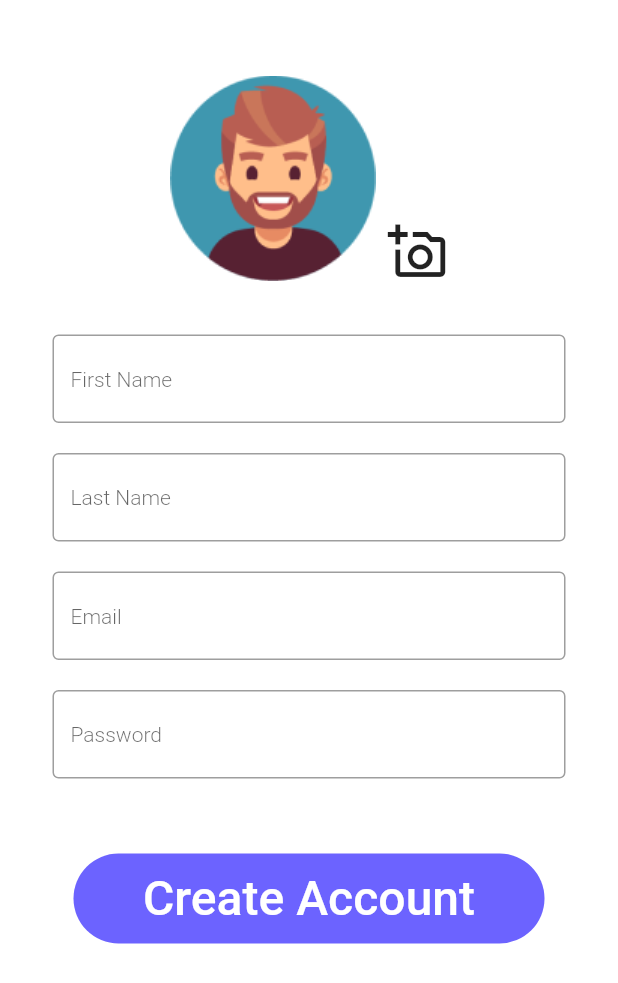
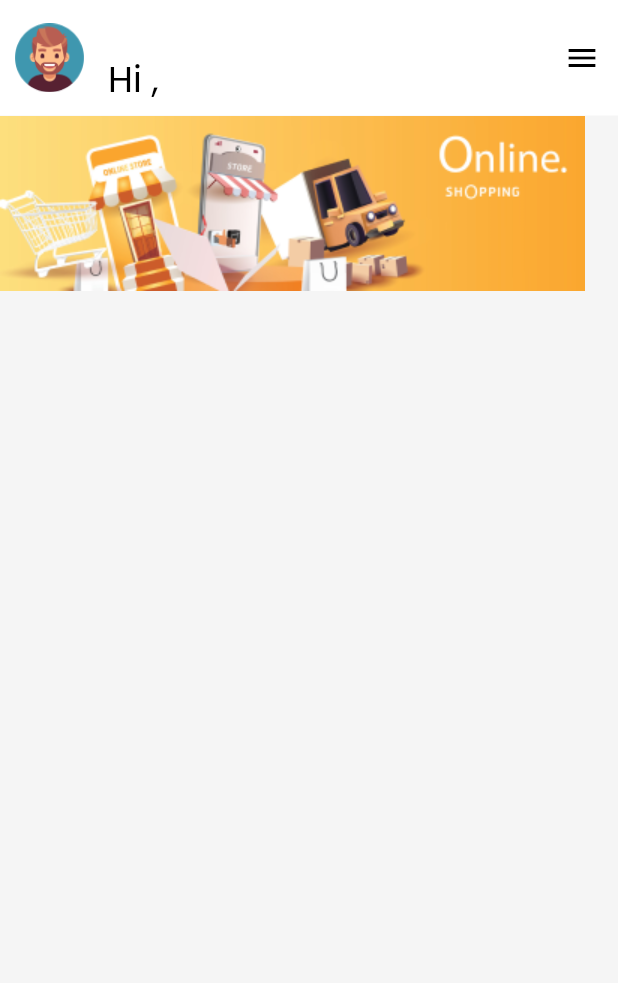
Before and after one commit to Mahima-Sanketh-Git/Adot.com, a Flutter app: the NewUser screen opened directly, after a tap on "Create Account", on a phone screen of 412 x 824 dp. Shown: the top 983 px of the screen. Run offline on Flutter 3.47's test engine with Material 2 defaults, Android fonts, the phone set to English and light mode, and no system bars; our stand-ins replace firebase_auth, firebase_core, google_fonts, google_sign_in; missing offline and left inert: flutter_facebook_auth; accounts and stored records are empty; network calls fail.

Commit message:
Adot.com

```diff
--- /dev/null
+++ b/lib/screens/home.dart
@@ -0,0 +1,68 @@
+import 'package:adot/screens/newuser.dart';
+import 'package:flutter/material.dart';
+import 'package:google_fonts/google_fonts.dart';
+
+class Home extends StatefulWidget {
+  const Home({super.key});
+
+  @override
+  State<Home> createState() => _HomeState();
+}
+
+class _HomeState extends State<Home> {
+  @override
+  Widget build(BuildContext context) {
+    return Scaffold(
+      backgroundColor: const Color.fromRGBO(245, 245, 245, 1),
+      appBar: AppBar(
+        backgroundColor: Colors.white,
+        elevation: 0,
+        actions: [
+          IconButton(
+            onPressed: () {},
+            icon: const Icon(
+              Icons.menu,
+              color: Colors.black,
+            ),
+          )
+        ],
+        toolbarHeight: 77,
+        leading: Padding(
+          padding: const EdgeInsets.only(left: 10),
+          child: Image.asset(
+            "assets/home.png",
+            height: 66,
+            width: 66,
+          ),
+        ),
+        title: Padding(
+          padding: const EdgeInsets.only(top: 30),
+          child: Text(
+            "Hi , $choose",
+            style: GoogleFonts.poppins(
+              fontSize: 24,
+              fontWeight: FontWeight.w400,
+              color: Colors.black,
+            ),
+          ),
+        ),
+      ),
+      body: Column(
+        children: [
+          SingleChildScrollView(
+            scrollDirection: Axis.horizontal,
+            child: Row(
+              children: [
+                Image.asset(
+                  'assets/baner1.png',
+                  height: 117,
+                  width: 390,
+                ),
+              ],
+            ),
+          ),
+        ],
+      ),
+    );
+  }
+}
--- a/lib/screens/newuser.dart
+++ b/lib/screens/newuser.dart
@@ -1,7 +1,6 @@
+import 'package:adot/screens/home.dart';
 import 'package:adot/services/authentication.dart';
 import 'package:flutter/material.dart';
-
-import 'package:file_picker/file_picker.dart';
 
 class NewUser extends StatefulWidget {
   const NewUser({super.key});
@@ -17,7 +16,6 @@ TextEditingController email2 = TextEditingController();
 TextEditingController lastname = TextEditingController();
 String name = '';
 String choose = '';
-List mylist = ['Tech', 'Food', 'Toys', 'Home', 'Beauty', 'Fashion'];
 
 class _NewUserState extends State<NewUser> {
   @override
@@ -43,9 +41,7 @@ class _NewUserState extends State<NewUser> {
                       Padding(
                         padding: const EdgeInsets.only(top: 90),
                         child: IconButton(
-                          onPressed: () {
-                            file();
-                          },
+                          onPressed: () {},
                           icon: const Icon(
                             Icons.add_a_photo_outlined,
                             size: 40,
@@ -60,6 +56,11 @@ class _NewUserState extends State<NewUser> {
                 height: 35,
               ),
               TextFormField(
+                onChanged: (value) {
+                  setState(() {
+                    firstname.text;
+                  });
+                },
                 controller: firstname,
                 decoration: const InputDecoration(
                   border: OutlineInputBorder(),
@@ -133,7 +134,17 @@ class _NewUserState extends State<NewUser> {
               GestureDetector(
                 onTap: () {
                   createuser();
-                  setState(() {});
+                  setState(
+                    () {
+                      choose = firstname.text;
+                      Navigator.push(
+                        context,
+                        MaterialPageRoute(
+                          builder: (context) => const Home(),
+                        ),
+                      );
+                    },
+                  );
                 },
                 child: Container(
                   width: 314,
@@ -207,10 +218,3 @@ myf() {
     Null;
   }
 }
-
-void file() async {
-  FilePickerResult? result = await FilePicker.platform.pickFiles(
-    type: FileType.custom,
-    allowedExtensions: ['jpg', 'pdf', 'doc'],
-  );
-}
--- a/lib/screens/register.dart
+++ b/lib/screens/register.dart
@@ -1,9 +1,9 @@
+import 'package:adot/screens/home.dart';
 import 'package:adot/screens/newuser.dart';
 import 'package:adot/services/authentication.dart';
 
 import 'package:flutter/material.dart';
 import 'package:google_fonts/google_fonts.dart';
-import 'package:adot/screens/data.dart';
 
 class Register extends StatefulWidget {
   const Register({super.key});
@@ -75,7 +75,7 @@ class _RegisterState extends State<Register> {
                       Navigator.push(
                         context,
                         MaterialPageRoute(
-                          builder: (context) => const Data(),
+                          builder: (context) => const Home(),
                         ),
                       );
                     });
```
Also changed, not shown: assets/baner1.png (added), assets/baner2.png (added), assets/baner3.png (added), assets/baner4.png (added), assets/home.png (added), assets/online-shopping-on-phone-buy-sell-business-digital-web-banner-application-money-advertising-payment-ecommerce-illustration-search-free-vector 1.png (added).
